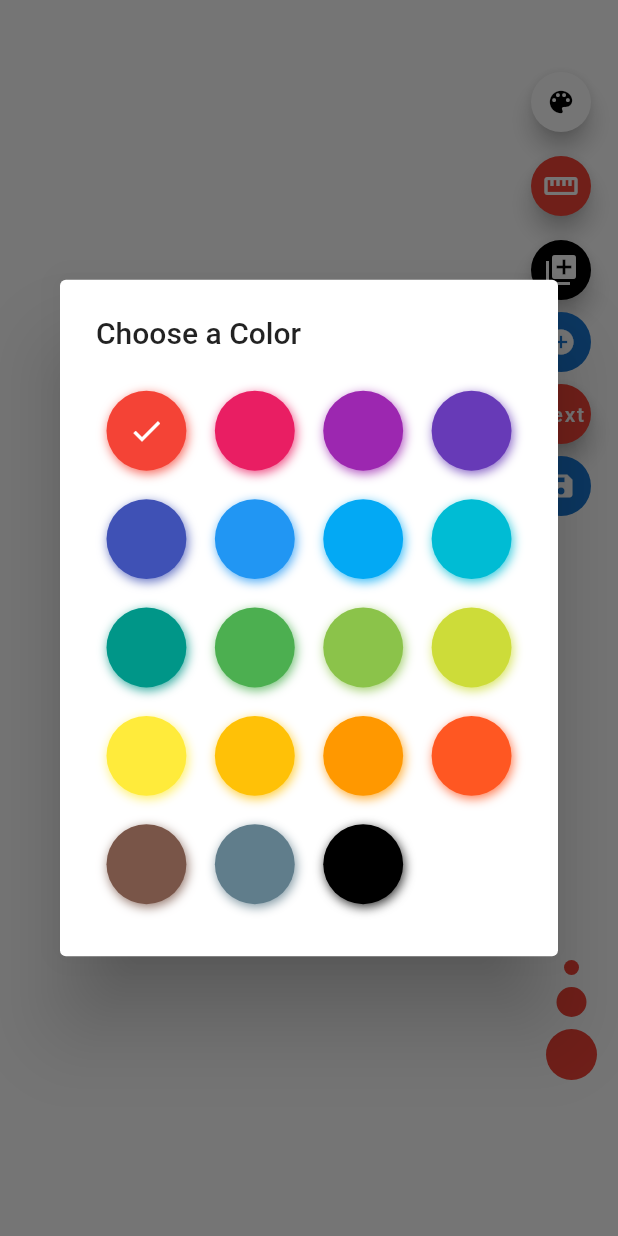
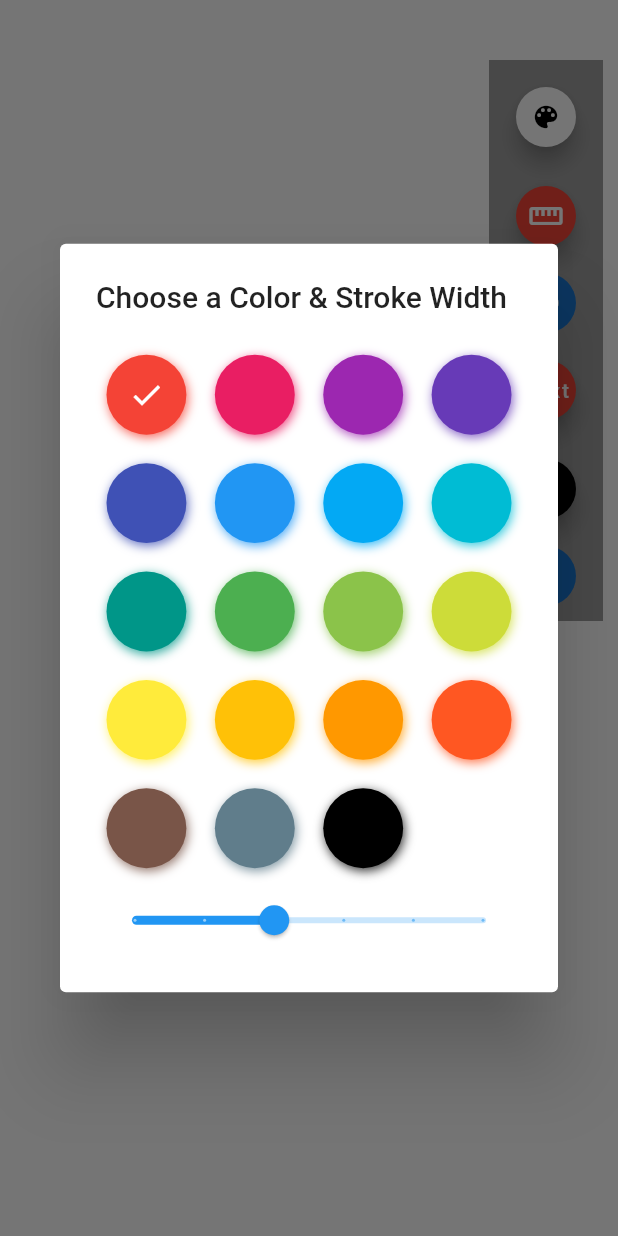
Before and after one commit to JosephSafouri/OXO-2123, a Flutter app: the screen it shows after launch, after a tap on the "color lens" icon, on a phone screen of 412 x 824 dp. Run offline on Flutter 3.47's test engine with Material 2 defaults, Android fonts, the phone set to English and light mode, and no system bars; drawn by our look-alikes of flutter_colorpicker, screenshot; our stand-ins replace image_gallery_saver, image_picker.

Commit message:
Removed stroke buttons and added slider for stroke

```diff
--- a/flutter-app/flutter_drawing_app/starter/lib/drawing_page.dart
+++ b/flutter-app/flutter_drawing_app/starter/lib/drawing_page.dart
@@ -45,10 +45,11 @@ class _DrawingPageState extends State<DrawingPage> {
   Status state = Status.none;
   Color selectedColor = Colors.red;
   double selectedWidth = 5.0;
-  bool strokeWidthIsClicked = false;
+  // bool strokeWidthIsClicked = false;
 
   StreamController<List<DrawnLine>> linesStreamController = StreamController<List<DrawnLine>>.broadcast();
   StreamController<DrawnLine> currentLineStreamController = StreamController<DrawnLine>.broadcast();
+
   /*
   * This will allow the user to be able to save
   * the image that is being displayed whether there
@@ -217,50 +218,31 @@ class _DrawingPageState extends State<DrawingPage> {
     );
   }
 
-  Widget buildStrokeToolbar() {
-    return Positioned(
-      bottom: 100.0,
-      right: 10.0,
-      child: Column(
-        children: [
-          buildStrokeButton(5.0),
-          buildStrokeButton(10.0),
-          buildStrokeButton(17.0),
-        ],
-      )
-    );
-  }
-
-  //TODO: Make Stroke width expand horizontally not vertically
-  Widget buildStrokeButton(double strokeWidth) {
-    return GestureDetector(
-      onTap: () {
-        selectedWidth = strokeWidth;
-        setState(() {
-          strokeWidthIsClicked = !strokeWidthIsClicked;
-        });
-      },
-      child: Padding(
-        padding: const EdgeInsets.all(4.0),
-        child: Container(
-          width: strokeWidth * 2,
-          height: strokeWidth * 2,
-          decoration: BoxDecoration(color: selectedColor, borderRadius: BorderRadius.circular(20.0), border: Border.all(style: strokeWidthIsClicked ? BorderStyle.solid : BorderStyle.none)),
-        ),
-      ),
-    );
-  }
-
   Widget buildToolbar() {
+    double space_between = 10;
     return Positioned(
       top: 40.0,
       right: 10.0,
-      child: Column(
-        crossAxisAlignment: CrossAxisAlignment.center,
-        mainAxisAlignment: MainAxisAlignment.start,
-        children: [
-          buildColorPickerButton(), buildLineButton(), buildUploadButton(), buildPointButton(), buildTextFieldButton(), buildSaveButton()
-        ],
+      child: Container(
+        padding: const EdgeInsets.all(10.0),
+        color: Colors.grey,
+        child: Column(
+          crossAxisAlignment: CrossAxisAlignment.center,
+          mainAxisAlignment: MainAxisAlignment.start,
+          children: [
+            buildColorPickerButton(),
+            SizedBox(height: space_between),
+            buildLineButton(),
+            SizedBox(height: space_between),
+            buildPointButton(),
+            SizedBox(height: space_between),
+            buildTextFieldButton(),
+            SizedBox(height: space_between),
+            buildUploadButton(),
+            SizedBox(height: space_between),
+            buildSaveButton()
+          ],
+        ),
       ),
     );
   }
@@ -292,16 +274,14 @@ Widget buildUploadButton() {
       child: FloatingActionButton(
         mini: true,
         backgroundColor: Colors.black,
-        child:Icon(Icons.add_to_photos),
+        child:Icon(Icons.file_upload),
         onPressed: () {
           pickImage();
          }
       ));
   }
+
   bool dis = false;
-  /*
-  This i
-  */
   Widget textBox() {
     return Visibility(
           visible: dis,
@@ -379,6 +359,17 @@ Widget buildUploadButton() {
     return distance;
   }
 
+  Widget buildColorPicker() {
+    return BlockPicker(
+      pickerColor: selectedColor,
+      onColorChanged: (Color color) {
+        setState(() {
+          selectedColor = color;
+        });
+      },
+    );
+  }
+
   Widget buildColorPickerButton() {
     return Padding(
       padding: const EdgeInsets.all(4.0),
@@ -395,15 +386,12 @@ Widget buildUploadButton() {
             context: context,
             builder: (BuildContext context) {
               return AlertDialog(
-                title: Text('Choose a Color'),
+                title: Text('Choose a Color & Stroke Width'),
                 content: SingleChildScrollView(
-                  child: BlockPicker(
-                    pickerColor: selectedColor,
-                    onColorChanged: (Color color) {
-                      setState(() {
-                        selectedColor = color;
-                      });
-                    },
+                  child: ListBody(
+                    children: [
+                      buildColorPicker(), const SliderWidget(),
+                    ],
                   ),
                 ),
               );
@@ -518,7 +506,6 @@ Widget buildUploadButton() {
           ),
         textBox(),
         buildToolbar(),
-        buildStrokeToolbar(),
         ],
       ),
     );
@@ -531,3 +518,31 @@ Widget buildUploadButton() {
     super.dispose();
   }
 }
+
+  class SliderWidget extends StatefulWidget {
+    const SliderWidget({super.key});
+
+    @override
+    State<SliderWidget> createState() => _SliderWidgetState();
+  }
+
+  class _SliderWidgetState extends State<SliderWidget> {
+    double _currentSliderValue = 5;
+
+    @override
+    Widget build(BuildContext context) {
+      return Slider(
+        value: _currentSliderValue,
+        min: 1,
+        max: 10,
+        divisions: 5,
+        label: _currentSliderValue.round().toString(),
+        onChanged: (double value) {
+          setState(() {
+            _currentSliderValue = value;
+            // selectedWidth = value;
+          });
+        },
+      );
+    }
+  }
--- a/flutter-app/flutter_drawing_app/starter/pubspec.yaml
+++ b/flutter-app/flutter_drawing_app/starter/pubspec.yaml
@@ -18,7 +18,7 @@ publish_to: 'none' # Remove this line if you wish to publish to pub.dev
 version: 1.0.0+1
 
 environment:
-  sdk: ">=2.12.0 <3.0.0"
+  sdk: ">=2.17.0 <3.0.0"
 
 dependencies:
   flutter:
```
Also changed, not shown: flutter-app/flutter_drawing_app/starter/pubspec.lock.
